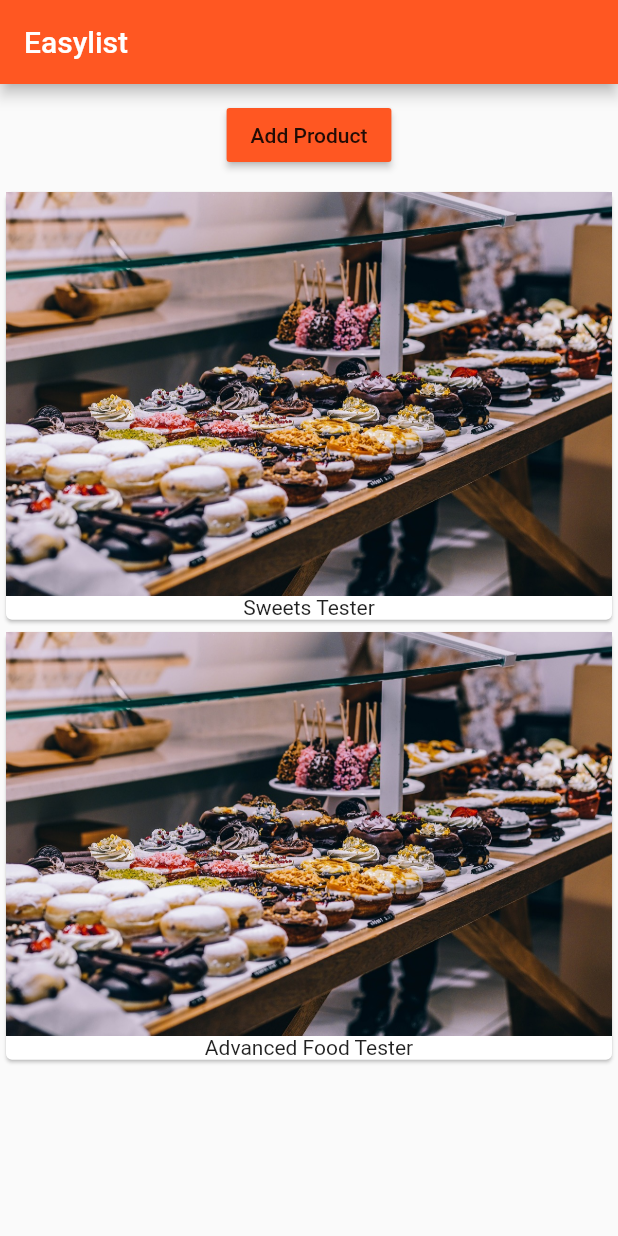
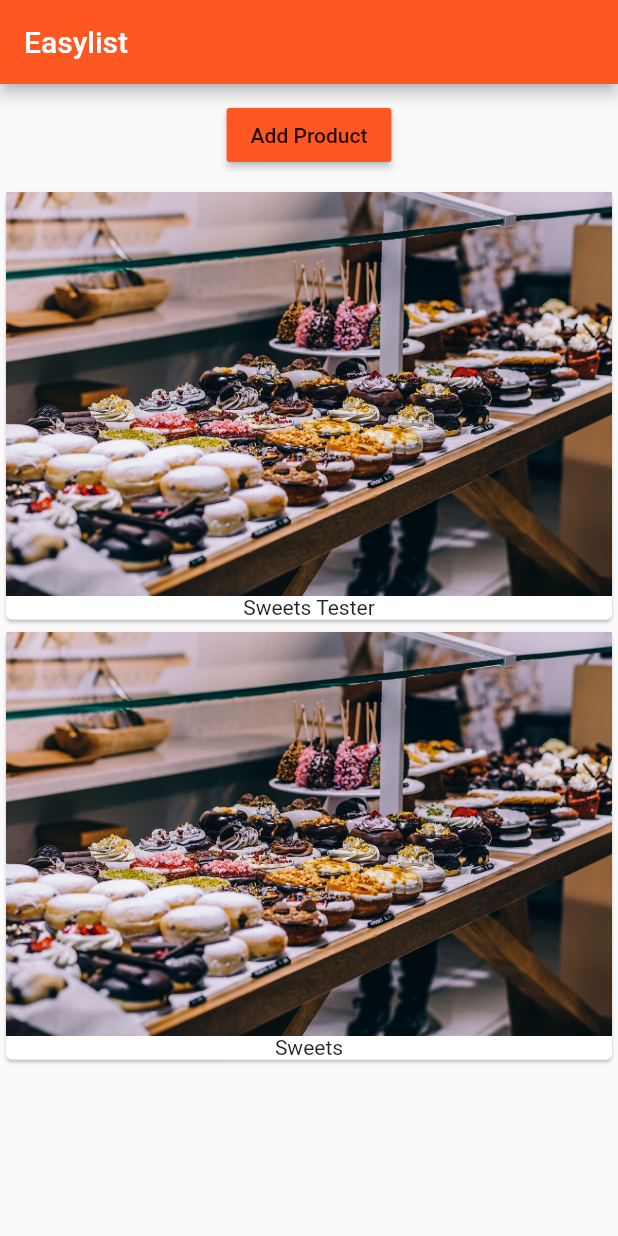
Before and after one commit to kinny94/flutter, a Flutter app: the screen it shows after launch, after a tap on "Add Product", on a phone screen of 412 x 824 dp. Run offline on Flutter 3.47's test engine with Material 2 defaults, Android fonts, the light colour scheme and no system bars.

Commit message:
passing data

```diff
--- /dev/null
+++ b/first_app/lib/product_control.dart
@@ -0,0 +1,20 @@
+import 'package:flutter/material.dart';
+
+class ProductControl extends StatelessWidget {
+
+  final Function addProduct;
+
+  ProductControl(this.addProduct);
+
+  @override
+  Widget build(BuildContext context) {
+    // TODO: implement build
+    return  RaisedButton(
+      color: Theme.of(context).primaryColor,
+      onPressed: () {
+        addProduct('Sweets');
+      },
+      child: Text('Add Product'),
+    );
+  }
+}
--- a/first_app/lib/product_manager.dart
+++ b/first_app/lib/product_manager.dart
@@ -1,6 +1,7 @@
 import 'package:flutter/material.dart';
 
 import 'package:first_app/products.dart';
+import 'package:first_app/product_control.dart';
 
 class ProductManager extends StatefulWidget {
 
@@ -23,19 +24,22 @@ class _ProductManagerState extends State<ProductManager> {
     _products.add(widget.startingProduct); // widget property is provided to flutter to access parent properties.
   }
 
+  @override
+  void didUpdateWidget(ProductManager oldWidget) {
+    super.didUpdateWidget(oldWidget);
+  }
+
+  void _addProduct(String product) {
+    setState(() {
+      _products.add(product);
+    });
+  }
+
   Widget build(BuildContext context) {
     return Column( children: [
       Container(
         margin: EdgeInsets.all(10.0),
-        child: RaisedButton(
-          color: Theme.of(context).primaryColor,
-          onPressed: () {
-            setState(() {
-                _products.add('Advanced Food Tester');
-            });
-          },
-          child: Text('Add Product'),
-        ),
+        child: ProductControl(_addProduct)
       ),
       Products(_products)
     ]);
```
